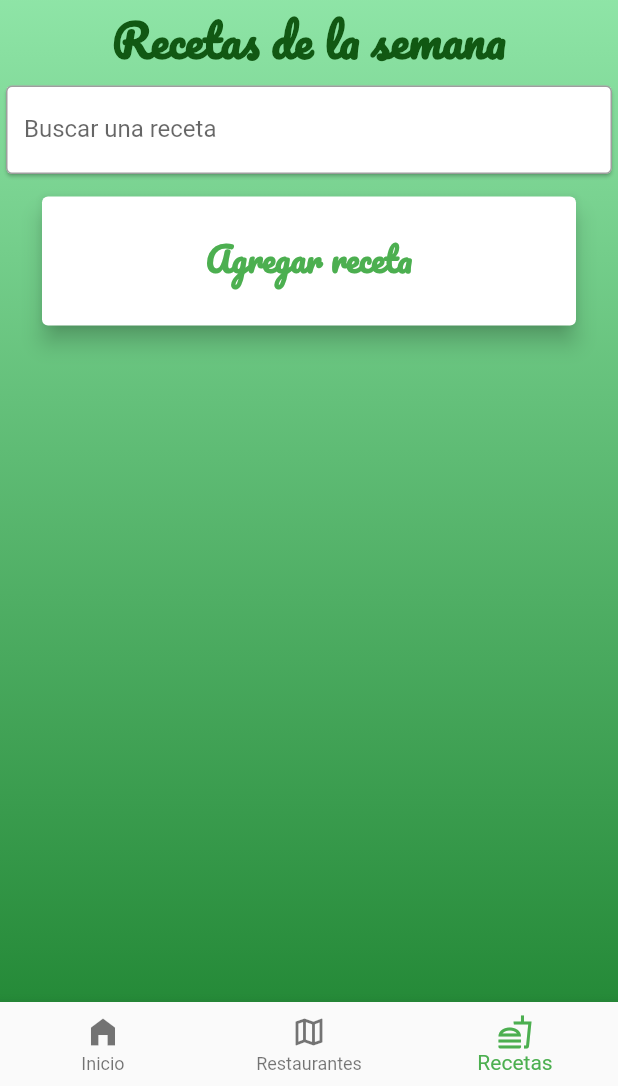
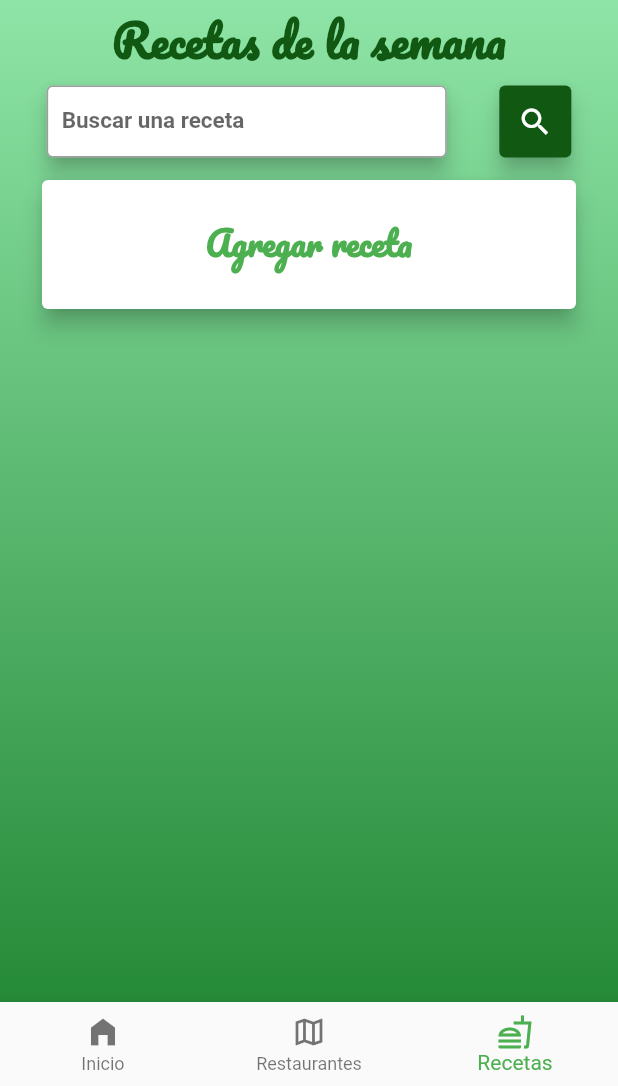
Before and after one commit to Haro1610/Proyecto-PAM-Vegan, a Flutter app: the Principal screen opened directly, item 3 of the bottom bar chosen, on a phone screen of 412 x 824 dp, the part 150-1236 px from its top. Run offline on Flutter 3.47's test engine with Material 2 defaults, Android fonts, the phone set to English and light mode, and no system bars; our stand-ins replace bloc, cloud_firestore, equatable, firebase_auth, firebase_core, firebase_storage and 12 more; missing offline and left inert: flutter_phone_direct_caller, flutter_shimmer; accounts and stored records are empty; network calls fail; Roboto replaces fonts that are missing (Overpass).

Commit message:
Pendientes perfil, recetas y recetasEsp
Perfil ya tiene las recetas publicadas sin hardcodear.
FALTA:
- Eliminar la receta al clickear el bote de basura en perfil.dart

-Regresar solo las recetas que se buscan al picarle a la lupa en recetas.dart

-Actualizar la receta una vez que el usuario presiona la estrella (la función _updateStars debe hacerlo dentro con calificación que YA ESTÁ PROMEDIADA, solo hay que actualizar estrellas por la variable calificación en recetasEsp.dart

```diff
--- a/lib/recetas/recetas.dart
+++ b/lib/recetas/recetas.dart
@@ -270,14 +270,40 @@ class Recetas extends StatelessWidget {
               ),
             ),
           ),
-          Card(
+          Row(
+            mainAxisAlignment: MainAxisAlignment.spaceEvenly,
+            children: [
+              Container(
+                width: _screen.width / 1.5,
+                child: Card(
+                  elevation: 6.0,
                   child: TextField(
                     controller: _search,
                     decoration: InputDecoration(
+                      contentPadding: EdgeInsets.all(10),
                       border: OutlineInputBorder(),
                       labelText: "Buscar una receta",
                     ),
+                    style: GoogleFonts.overpass(
+                      textStyle: TextStyle(
+                        fontSize: 15.0,
+                        color: Color.fromARGB(255, 17, 88, 19),
+                        fontWeight: FontWeight.bold,
                       ),
+                    ),
+                  ),
+                ),
+              ),
+              Card(
+                elevation: 6.0,
+                color: Color.fromARGB(255, 17, 88, 19),
+                child: IconButton(
+                  onPressed: () {},
+                  icon: Icon(Icons.search),
+                  color: Colors.white,
+                ),
+              ),
+            ],
           ),
           TextButton(
             onPressed: () {
@@ -290,7 +316,6 @@ class Recetas extends StatelessWidget {
                     style: GoogleFonts.pacifico(
                       textStyle: TextStyle(
                         fontSize: 30.0,
-                        color: Color.fromARGB(255, 17, 88, 19),
                         fontWeight: FontWeight.bold,
                       ),
                     ),
@@ -305,6 +330,12 @@ class Recetas extends StatelessWidget {
                           border: OutlineInputBorder(),
                           labelText: "Titulo",
                         ),
+                        style: GoogleFonts.overpass(
+                          textStyle: TextStyle(
+                            fontSize: 15.0,
+                            fontWeight: FontWeight.bold,
+                          ),
+                        ),
                       ),
                       TextField(
                         controller: _ingredientes,
@@ -312,12 +343,24 @@ class Recetas extends StatelessWidget {
                           border: OutlineInputBorder(),
                           labelText: "Ingredientes",
                         ),
+                        style: GoogleFonts.overpass(
+                          textStyle: TextStyle(
+                            fontSize: 15.0,
+                            fontWeight: FontWeight.bold,
+                          ),
+                        ),
                       ),
                       TextField(
                         controller: _procedimiento,
                         decoration: InputDecoration(
                           border: OutlineInputBorder(),
                           labelText: "Procedimiento",
+                        ),
+                        style: GoogleFonts.overpass(
+                          textStyle: TextStyle(
+                            fontSize: 15.0,
+                            fontWeight: FontWeight.bold,
+                          ),
                         ),
                       ),
                       Row(
```
Also changed, not shown: lib/perfil/perfil.dart (+18 -3 lines), lib/recetaEsp/recetaEsp.dart (+4 -7 lines). Lines whose indentation alone changed are shown as unchanged.
